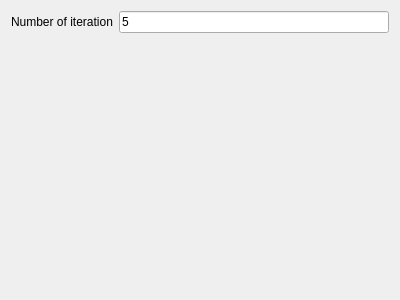
Qt form UIFiles/qt_Loop.ui (ChristopherYJS/ElectrochemicalOuija) before a commit.
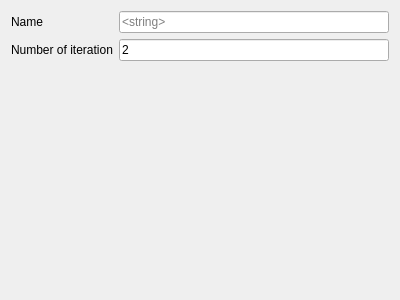
The same form after that commit.

```diff
--- a/UIFiles/qt_Loop.ui
+++ b/UIFiles/qt_Loop.ui
@@ -14,17 +14,31 @@
    <string>Form</string>
   </property>
   <layout class="QFormLayout" name="formLayout">
-   <item row="0" column="0">
-    <widget class="QLabel" name="label">
+   <item row="1" column="0">
+    <widget class="QLabel" name="labelIter">
      <property name="text">
       <string>Number of iteration</string>
      </property>
     </widget>
    </item>
+   <item row="1" column="1">
+    <widget class="QLineEdit" name="lineEditIter">
+     <property name="text">
+      <string>2</string>
+     </property>
+    </widget>
+   </item>
+   <item row="0" column="0">
+    <widget class="QLabel" name="labelName">
+     <property name="text">
+      <string>Name</string>
+     </property>
+    </widget>
+   </item>
    <item row="0" column="1">
-    <widget class="QLineEdit" name="lineEdit">
-     <property name="text">
-      <string>5</string>
+    <widget class="QLineEdit" name="lineEditName">
+     <property name="placeholderText">
+      <string>&lt;string&gt;</string>
      </property>
     </widget>
    </item>
```
